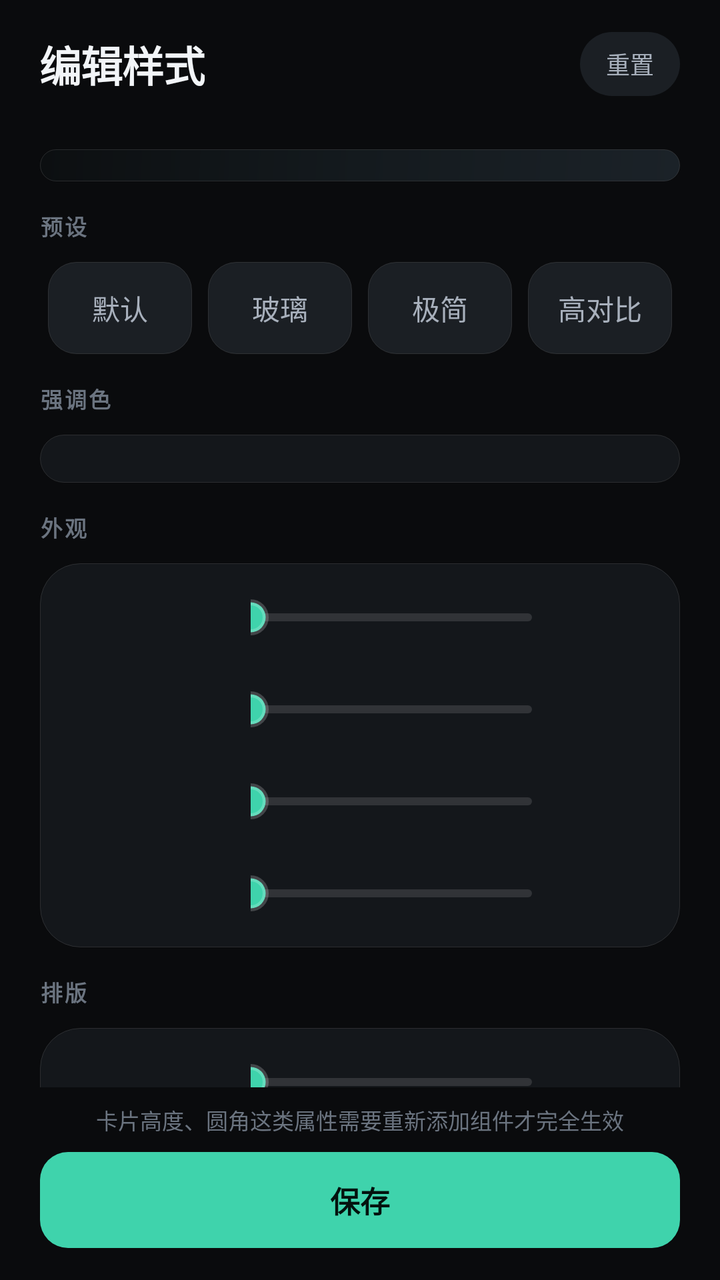
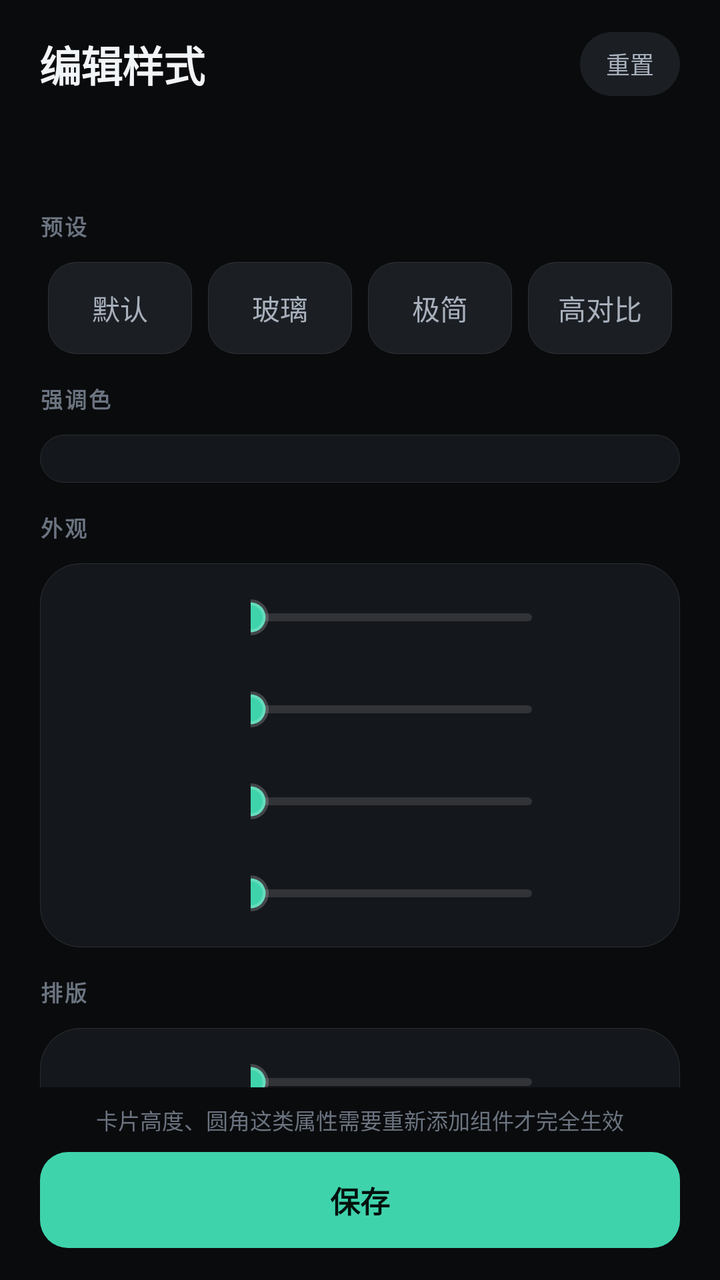

Screens rendered from an Android XML layout before and after an edit, with the pre-edit source and the edit as a unified diff.
<!-- AndroidManifest.xml: application theme AppTheme -->
<!-- res/layout/activity_preview.xml -->
<?xml version="1.0" encoding="utf-8"?>
<LinearLayout xmlns:android="http://schemas.android.com/apk/res/android"
    android:layout_width="match_parent"
    android:layout_height="match_parent"
    android:background="@color/page_bg"
    android:orientation="vertical">

    
    <LinearLayout
        android:layout_width="match_parent"
        android:layout_height="wrap_content"
        android:orientation="vertical"
        android:paddingStart="@dimen/gutter"
        android:paddingTop="16dp"
        android:paddingEnd="@dimen/gutter">

        <LinearLayout
            android:layout_width="match_parent"
            android:layout_height="wrap_content"
            android:gravity="center_vertical"
            android:orientation="horizontal">

            <TextView
                android:layout_width="wrap_content"
                android:layout_height="wrap_content"
                android:letterSpacing="-0.02"
                android:text="编辑样式"
                android:textColor="@color/text_primary"
                android:textSize="21sp"
                android:textStyle="bold" />

            <TextView
                android:id="@+id/txt_dirty"
                android:layout_width="wrap_content"
                android:layout_height="wrap_content"
                android:layout_marginStart="8dp"
                android:background="@drawable/bg_chip_on"
                android:paddingStart="7dp"
                android:paddingTop="2dp"
                android:paddingEnd="7dp"
                android:paddingBottom="2dp"
                android:text="未保存"
                android:textColor="@color/accent"
                android:textSize="10sp"
                android:visibility="gone" />

            <View
                android:layout_width="0dp"
                android:layout_height="1dp"
                android:layout_weight="1" />

            <TextView
                android:id="@+id/btn_reset"
                android:layout_width="wrap_content"
                android:layout_height="32dp"
                android:background="@drawable/bg_chip"
                android:gravity="center"
                android:paddingStart="13dp"
                android:paddingEnd="13dp"
                android:text="重置"
                android:textColor="@color/text_secondary"
                android:textSize="12sp" />
        </LinearLayout>

        <TextView
            android:id="@+id/preview_info"
            android:layout_width="match_parent"
            android:layout_height="wrap_content"
            android:layout_marginTop="2dp"
            android:maxLines="1"
            android:ellipsize="end"
            android:textColor="@color/text_tertiary"
            android:textSize="11sp" />

        <FrameLayout
            android:layout_width="match_parent"
            android:layout_height="wrap_content"
            android:layout_marginTop="10dp"
            android:background="@drawable/preview_stage"
            android:padding="@dimen/sp_2">

            <FrameLayout
                android:id="@+id/preview_host"
                android:layout_width="match_parent"
                android:layout_height="wrap_content"
                android:layout_gravity="center" />
        </FrameLayout>
    </LinearLayout>

    
    <ScrollView
        android:layout_width="match_parent"
        android:layout_height="0dp"
        android:layout_weight="1"
        android:paddingStart="@dimen/gutter"
        android:paddingEnd="@dimen/gutter"
        android:paddingTop="4dp"
        android:scrollbars="none">

        <LinearLayout
            android:layout_width="match_parent"
            android:layout_height="wrap_content"
            android:orientation="vertical"
            android:paddingBottom="8dp">

            <TextView style="@style/EditorSection" android:layout_marginTop="10dp" android:text="预设" />

            <LinearLayout
                android:layout_width="match_parent"
                android:layout_height="wrap_content"
                android:orientation="horizontal">
                <TextView android:id="@+id/preset_default" style="@style/EditorPreset" android:text="默认" />
                <TextView android:id="@+id/preset_glass" style="@style/EditorPreset" android:text="玻璃" />
                <TextView android:id="@+id/preset_min" style="@style/EditorPreset" android:text="极简" />
                <TextView android:id="@+id/preset_high" style="@style/EditorPreset" android:text="高对比" />
            </LinearLayout>

            <TextView style="@style/EditorSection" android:layout_marginTop="14dp" android:text="强调色" />

            <LinearLayout
                android:layout_width="match_parent"
                android:layout_height="wrap_content"
                android:background="@drawable/bg_surface"
                android:orientation="vertical"
                android:padding="@dimen/sp_3">

                <LinearLayout
                    android:id="@+id/accent_row"
                    android:layout_width="match_parent"
                    android:layout_height="wrap_content"
                    android:orientation="horizontal" />
            </LinearLayout>

            <TextView style="@style/EditorSection" android:layout_marginTop="14dp" android:text="外观" />

            <LinearLayout
                android:layout_width="match_parent"
                android:layout_height="wrap_content"
                android:background="@drawable/bg_surface"
                android:orientation="vertical"
                android:paddingStart="@dimen/sp_3"
                android:paddingEnd="@dimen/sp_3"
                android:paddingTop="@dimen/sp_1"
                android:paddingBottom="@dimen/sp_1">

                <include layout="@layout/row_slider" android:id="@+id/row_alpha" />
                <include layout="@layout/row_slider" android:id="@+id/row_card_alpha" />
                <include layout="@layout/row_slider" android:id="@+id/row_root_radius" />
                <include layout="@layout/row_slider" android:id="@+id/row_card_radius" />
            </LinearLayout>

            <TextView style="@style/EditorSection" android:layout_marginTop="14dp" android:text="排版" />

            <LinearLayout
                android:layout_width="match_parent"
                android:layout_height="wrap_content"
                android:background="@drawable/bg_surface"
                android:orientation="vertical"
                android:paddingStart="@dimen/sp_3"
                android:paddingEnd="@dimen/sp_3"
                android:paddingTop="@dimen/sp_1"
                android:paddingBottom="@dimen/sp_2">

                <include layout="@layout/row_slider" android:id="@+id/row_font" />
                <include layout="@layout/row_slider" android:id="@+id/row_card_height" />
            </LinearLayout>

            <TextView style="@style/EditorSection" android:layout_marginTop="14dp" android:text="内容" />

            <LinearLayout
                android:layout_width="match_parent"
                android:layout_height="wrap_content"
                android:background="@drawable/bg_surface"
                android:orientation="vertical"
                android:padding="@dimen/sp_3">

                <TextView android:id="@+id/chk_upcoming" style="@style/EditorSwitch" android:text="显示未来课程" />
                <TextView android:id="@+id/chk_place" style="@style/EditorSwitch" android:text="显示地点" />
                <TextView android:id="@+id/chk_teacher" style="@style/EditorSwitch" android:text="显示教师" />
                <TextView android:id="@+id/chk_kind" style="@style/EditorSwitch" android:text="显示类型标签" />

                <LinearLayout
                    android:layout_width="match_parent"
                    android:layout_height="wrap_content"
                    android:layout_marginTop="8dp"
                    android:orientation="horizontal">

                    <TextView android:id="@+id/time_24" style="@style/EditorChip" android:text="24 小时" />
                    <TextView android:id="@+id/time_12" style="@style/EditorChip" android:text="上午 / 下午" />
                </LinearLayout>
            </LinearLayout>

            <TextView style="@style/EditorSection" android:layout_marginTop="14dp" android:text="行为" />

            <LinearLayout
                android:layout_width="match_parent"
                android:layout_height="wrap_content"
                android:background="@drawable/bg_surface"
                android:orientation="vertical"
                android:padding="@dimen/sp_3">

                <LinearLayout
                    android:layout_width="match_parent"
                    android:layout_height="wrap_content"
                    android:orientation="horizontal">

                    <TextView android:id="@+id/refresh_smart" style="@style/EditorChip" android:text="智能" />
                    <TextView android:id="@+id/refresh_saver" style="@style/EditorChip" android:text="省电" />
                    <TextView android:id="@+id/refresh_frequent" style="@style/EditorChip" android:text="频繁" />
                </LinearLayout>

                <TextView
                    android:id="@+id/txt_refresh_hint"
                    android:layout_width="match_parent"
                    android:layout_height="wrap_content"
                    android:layout_marginTop="8dp"
                    android:lineSpacingExtra="2dp"
                    android:textColor="@color/text_tertiary"
                    android:textSize="11.5sp" />

                <TextView
                    android:id="@+id/chk_click"
                    style="@style/EditorSwitch"
                    android:layout_marginTop="6dp"
                    android:text="点击组件打开软件" />
            </LinearLayout>
        </LinearLayout>
    </ScrollView>

    
    <LinearLayout
        android:layout_width="match_parent"
        android:layout_height="wrap_content"
        android:background="@color/page_bg"
        android:orientation="vertical"
        android:paddingStart="@dimen/gutter"
        android:paddingTop="8dp"
        android:paddingEnd="@dimen/gutter"
        android:paddingBottom="16dp">

        <TextView
            android:layout_width="match_parent"
            android:layout_height="wrap_content"
            android:layout_marginBottom="8dp"
            android:lineSpacingExtra="2dp"
            android:text="卡片高度、圆角这类属性需要重新添加组件才完全生效"
            android:textColor="@color/text_tertiary"
            android:textSize="11sp"
            android:gravity="center" />

        <TextView
            android:id="@+id/btn_save"
            android:layout_width="match_parent"
            android:layout_height="48dp"
            android:background="@drawable/bg_btn_primary"
            android:gravity="center"
            android:text="保存"
            android:textColor="#FF04120E"
            android:textSize="15sp"
            android:textStyle="bold" />
    </LinearLayout>
</LinearLayout>
<!-- res/layout/row_slider.xml (included above) -->
<?xml version="1.0" encoding="utf-8"?>
<LinearLayout xmlns:android="http://schemas.android.com/apk/res/android"
    android:layout_width="match_parent"
    android:layout_height="wrap_content"
    android:orientation="horizontal"
    android:gravity="center_vertical"
    android:paddingTop="7dp"
    android:paddingBottom="7dp">

    <TextView
        android:id="@+id/slider_label"
        android:layout_width="0dp"
        android:layout_height="wrap_content"
        android:layout_weight="1"
        android:maxLines="1"
        android:textColor="@color/text_secondary"
        android:textSize="14sp" />

    <SeekBar
        android:id="@+id/slider"
        android:layout_width="0dp"
        android:layout_height="32dp"
        android:layout_weight="1.5"
        android:paddingStart="0dp"
        android:paddingEnd="0dp"
        android:progressDrawable="@drawable/seek_track"
        android:splitTrack="false"
        android:thumb="@drawable/seek_thumb" />

    <TextView
        android:id="@+id/slider_value"
        android:layout_width="56dp"
        android:layout_height="wrap_content"
        android:layout_marginStart="6dp"
        android:gravity="end"
        android:textColor="@color/accent"
        android:textSize="13sp"
        android:textStyle="bold" />
</LinearLayout>
<!-- resources referenced by this layout -->
<resources>
  <color name="accent">#FF3FD3AC</color>
  <color name="page_bg">#FF0A0B0D</color>
  <color name="text_primary">#FFF2F5F8</color>
  <color name="text_secondary">#FFA8B0BC</color>
  <color name="text_tertiary">#FF6B7480</color>
  <!-- drawable bg_btn_primary (drawable) -->
  <?xml version="1.0" encoding="utf-8"?>
  <ripple xmlns:android="http://schemas.android.com/apk/res/android" android:color="#33000000">
      <item>
          <shape android:shape="rectangle">
              <solid android:color="@color/accent" />
              <corners android:radius="@dimen/r_md" />
          </shape>
      </item>
  </ripple>
  <!-- drawable bg_chip (drawable) -->
  <?xml version="1.0" encoding="utf-8"?>
  <ripple xmlns:android="http://schemas.android.com/apk/res/android" android:color="#22FFFFFF">
      <item>
          <shape android:shape="rectangle">
              <solid android:color="@color/surface_high" />
              <corners android:radius="999dp" />
          </shape>
      </item>
  </ripple>
  <!-- drawable bg_chip_on (drawable) -->
  <?xml version="1.0" encoding="utf-8"?>
  <ripple xmlns:android="http://schemas.android.com/apk/res/android" android:color="#333FD3AC">
      <item>
          <shape android:shape="rectangle">
              <solid android:color="#1F3FD3AC" />
              <corners android:radius="999dp" />
              <stroke android:width="1dp" android:color="@color/accent" />
          </shape>
      </item>
  </ripple>
  <!-- drawable bg_surface (drawable) -->
  <?xml version="1.0" encoding="utf-8"?>
  <shape xmlns:android="http://schemas.android.com/apk/res/android" android:shape="rectangle">
      <solid android:color="@color/surface" />
      <corners android:radius="@dimen/r_lg" />
      <stroke android:width="1px" android:color="@color/stroke" />
  </shape>
  <!-- drawable preview_stage (drawable) -->
  <?xml version="1.0" encoding="utf-8"?>
  <shape xmlns:android="http://schemas.android.com/apk/res/android" android:shape="rectangle">
      <corners android:radius="@dimen/r_lg" />
      <gradient
          android:angle="135"
          android:startColor="#FF1B2228"
          android:centerColor="#FF141A1E"
          android:endColor="#FF0C0F11" />
      <stroke android:width="1px" android:color="@color/stroke" />
  </shape>
  <!-- drawable seek_thumb (drawable) -->
  <?xml version="1.0" encoding="utf-8"?>
  <shape xmlns:android="http://schemas.android.com/apk/res/android" android:shape="oval">
      <solid android:color="@color/accent" />
      <size android:width="18dp" android:height="18dp" />
      <stroke android:width="3dp" android:color="#33FFFFFF" />
  </shape>
  <!-- drawable seek_track (drawable) -->
  <?xml version="1.0" encoding="utf-8"?>
  <layer-list xmlns:android="http://schemas.android.com/apk/res/android">
      <item
          android:id="@android:id/background"
          android:gravity="center_vertical"
          android:height="4dp">
          <shape android:shape="rectangle">
              <corners android:radius="2dp" />
              <solid android:color="#1FFFFFFF" />
          </shape>
      </item>
      <item
          android:id="@android:id/progress"
          android:gravity="center_vertical"
          android:height="4dp">
          <clip>
              <shape android:shape="rectangle">
                  <corners android:radius="2dp" />
                  <solid android:color="@color/accent" />
              </shape>
          </clip>
      </item>
  </layer-list>
  <style name="EditorChip">
          <item name="android:layout_width">0dp</item>
          <item name="android:layout_height">34dp</item>
          <item name="android:layout_weight">1</item>
          <item name="android:layout_marginStart">4dp</item>
          <item name="android:layout_marginEnd">4dp</item>
          <item name="android:background">@drawable/bg_chip</item>
          <item name="android:gravity">center</item>
          <item name="android:textColor">@color/text_secondary</item>
          <item name="android:textSize">13sp</item>
      </style>
  <style name="EditorPreset">
          <item name="android:layout_width">0dp</item>
          <item name="android:layout_height">46dp</item>
          <item name="android:layout_weight">1</item>
          <item name="android:layout_marginStart">4dp</item>
          <item name="android:layout_marginEnd">4dp</item>
          <item name="android:background">@drawable/bg_preset</item>
          <item name="android:gravity">center</item>
          <item name="android:textColor">@color/text_secondary</item>
          <item name="android:textSize">14sp</item>
      </style>
  <style name="EditorSection">
          <item name="android:layout_width">wrap_content</item>
          <item name="android:layout_height">wrap_content</item>
          <item name="android:layout_marginBottom">10dp</item>
          <item name="android:letterSpacing">0.08</item>
          <item name="android:textColor">@color/text_tertiary</item>
          <item name="android:textSize">11sp</item>
          <item name="android:textStyle">bold</item>
      </style>
  <style name="EditorSwitch">
          <item name="android:layout_width">match_parent</item>
          <item name="android:layout_height">wrap_content</item>
          <item name="android:drawableEnd">@drawable/ic_check_off</item>
          <item name="android:drawablePadding">12dp</item>
          <item name="android:gravity">center_vertical</item>
          <item name="android:minHeight">40dp</item>
          <item name="android:textColor">@color/text_secondary</item>
          <item name="android:textSize">14sp</item>
      </style>
  <style name="AppTheme" parent="@android:style/Theme.Material.NoActionBar">
          <item name="android:windowBackground">@color/page_bg</item>
          <item name="android:statusBarColor">@color/page_bg</item>
          <item name="android:navigationBarColor">@color/page_bg</item>
          <item name="android:colorAccent">@color/accent</item>
          <item name="android:windowLightStatusBar">false</item>
      </style>
  <color name="surface_high">#FF1B1F24</color>
  <color name="surface">#FF14171B</color>
  <color name="stroke">#1FFFFFFF</color>
  <!-- drawable bg_preset (drawable) -->
  <?xml version="1.0" encoding="utf-8"?>
  <ripple xmlns:android="http://schemas.android.com/apk/res/android" android:color="#22FFFFFF">
      <item>
          <shape android:shape="rectangle">
              <solid android:color="@color/surface_high" />
              <corners android:radius="@dimen/r_md" />
              <stroke android:width="1px" android:color="@color/stroke" />
          </shape>
      </item>
  </ripple>
  <!-- unchanged entries left out for length: 7 -->
</resources>

<!-- the commit's change to res/layout/activity_preview.xml (unified diff, before → after) -->
@@ -2,7 +2,7 @@
 <LinearLayout xmlns:android="http://schemas.android.com/apk/res/android"
     android:layout_width="match_parent"
     android:layout_height="match_parent"
-    android:background="@color/page_bg"
+    android:background="?attr/colorPageBg"
     android:orientation="vertical">
 
     
@@ -25,7 +25,7 @@
                 android:layout_height="wrap_content"
                 android:letterSpacing="-0.02"
                 android:text="编辑样式"
-                android:textColor="@color/text_primary"
+                android:textColor="?attr/colorTextPrimary"
                 android:textSize="21sp"
                 android:textStyle="bold" />
 
@@ -40,7 +40,7 @@
                 android:paddingEnd="7dp"
                 android:paddingBottom="2dp"
                 android:text="未保存"
-                android:textColor="@color/accent"
+                android:textColor="?attr/colorAccent"
                 android:textSize="10sp"
                 android:visibility="gone" />
 
@@ -58,7 +58,7 @@
                 android:paddingStart="13dp"
                 android:paddingEnd="13dp"
                 android:text="重置"
-                android:textColor="@color/text_secondary"
+                android:textColor="?attr/colorTextSecondary"
                 android:textSize="12sp" />
         </LinearLayout>
 
@@ -69,14 +69,14 @@
             android:layout_marginTop="2dp"
             android:maxLines="1"
             android:ellipsize="end"
-            android:textColor="@color/text_tertiary"
+            android:textColor="?attr/colorTextTertiary"
             android:textSize="11sp" />
 
         <FrameLayout
             android:layout_width="match_parent"
             android:layout_height="wrap_content"
+            android:id="@+id/preview_stage"
             android:layout_marginTop="10dp"
-            android:background="@drawable/preview_stage"
             android:padding="@dimen/sp_2">
 
             <FrameLayout
@@ -190,6 +190,34 @@
                 </LinearLayout>
             </LinearLayout>
 
+            <TextView style="@style/EditorSection" android:layout_marginTop="14dp" android:text="主题" />
+
+            <LinearLayout
+                android:layout_width="match_parent"
+                android:layout_height="wrap_content"
+                android:background="@drawable/bg_surface"
+                android:orientation="vertical"
+                android:padding="@dimen/sp_3">
+
+                <LinearLayout
+                    android:layout_width="match_parent"
+                    android:layout_height="wrap_content"
+                    android:orientation="horizontal">
+
+                    <TextView android:id="@+id/theme_auto" style="@style/EditorChip" android:text="跟随系统" />
+                    <TextView android:id="@+id/theme_light" style="@style/EditorChip" android:text="浅色" />
+                    <TextView android:id="@+id/theme_dark" style="@style/EditorChip" android:text="深色" />
+                </LinearLayout>
+
+                <TextView
+                    android:layout_width="match_parent"
+                    android:layout_height="wrap_content"
+                    android:layout_marginTop="8dp"
+                    android:text="切换后界面立即生效；桌面组件需重新添加才会完全跟上"
+                    android:textColor="?attr/colorTextTertiary"
+                    android:textSize="11.5sp" />
+            </LinearLayout>
+
             <TextView style="@style/EditorSection" android:layout_marginTop="14dp" android:text="行为" />
 
             <LinearLayout
@@ -215,7 +243,7 @@
                     android:layout_height="wrap_content"
                     android:layout_marginTop="8dp"
                     android:lineSpacingExtra="2dp"
-                    android:textColor="@color/text_tertiary"
+                    android:textColor="?attr/colorTextTertiary"
                     android:textSize="11.5sp" />
 
                 <TextView
@@ -231,7 +259,7 @@
     <LinearLayout
         android:layout_width="match_parent"
         android:layout_height="wrap_content"
-        android:background="@color/page_bg"
+        android:background="?attr/colorPageBg"
         android:orientation="vertical"
         android:paddingStart="@dimen/gutter"
         android:paddingTop="8dp"
@@ -244,7 +272,7 @@
             android:layout_marginBottom="8dp"
             android:lineSpacingExtra="2dp"
             android:text="卡片高度、圆角这类属性需要重新添加组件才完全生效"
-            android:textColor="@color/text_tertiary"
+            android:textColor="?attr/colorTextTertiary"
             android:textSize="11sp"
             android:gravity="center" />
 
@@ -276,7 +304,7 @@
         android:layout_height="wrap_content"
         android:layout_weight="1"
         android:maxLines="1"
-        android:textColor="@color/text_secondary"
+        android:textColor="?attr/colorTextSecondary"
         android:textSize="14sp" />
 
     <SeekBar
@@ -296,7 +324,7 @@
         android:layout_height="wrap_content"
         android:layout_marginStart="6dp"
         android:gravity="end"
-        android:textColor="@color/accent"
+        android:textColor="?attr/colorAccent"
         android:textSize="13sp"
         android:textStyle="bold" />
 </LinearLayout>
<!-- resource entries referenced after the edit -->
@@ -1,16 +1,11 @@
 <!-- resources referenced by this layout -->
 <resources>
-  <color name="accent">#FF3FD3AC</color>
-  <color name="page_bg">#FF0A0B0D</color>
-  <color name="text_primary">#FFF2F5F8</color>
-  <color name="text_secondary">#FFA8B0BC</color>
-  <color name="text_tertiary">#FF6B7480</color>
   <!-- drawable bg_btn_primary (drawable) -->
   <?xml version="1.0" encoding="utf-8"?>
   <ripple xmlns:android="http://schemas.android.com/apk/res/android" android:color="#33000000">
       <item>
           <shape android:shape="rectangle">
-              <solid android:color="@color/accent" />
+              <solid android:color="?attr/colorAccent" />
               <corners android:radius="@dimen/r_md" />
           </shape>
       </item>
@@ -20,7 +15,7 @@
   <ripple xmlns:android="http://schemas.android.com/apk/res/android" android:color="#22FFFFFF">
       <item>
           <shape android:shape="rectangle">
-              <solid android:color="@color/surface_high" />
+              <solid android:color="?attr/colorSurfaceHigh" />
               <corners android:radius="999dp" />
           </shape>
       </item>
@@ -32,32 +27,21 @@
           <shape android:shape="rectangle">
               <solid android:color="#1F3FD3AC" />
               <corners android:radius="999dp" />
-              <stroke android:width="1dp" android:color="@color/accent" />
+              <stroke android:width="1dp" android:color="?attr/colorAccent" />
           </shape>
       </item>
   </ripple>
   <!-- drawable bg_surface (drawable) -->
   <?xml version="1.0" encoding="utf-8"?>
   <shape xmlns:android="http://schemas.android.com/apk/res/android" android:shape="rectangle">
-      <solid android:color="@color/surface" />
+      <solid android:color="?attr/colorSurface" />
       <corners android:radius="@dimen/r_lg" />
-      <stroke android:width="1px" android:color="@color/stroke" />
-  </shape>
-  <!-- drawable preview_stage (drawable) -->
-  <?xml version="1.0" encoding="utf-8"?>
-  <shape xmlns:android="http://schemas.android.com/apk/res/android" android:shape="rectangle">
-      <corners android:radius="@dimen/r_lg" />
-      <gradient
-          android:angle="135"
-          android:startColor="#FF1B2228"
-          android:centerColor="#FF141A1E"
-          android:endColor="#FF0C0F11" />
-      <stroke android:width="1px" android:color="@color/stroke" />
+      <stroke android:width="1px" android:color="?attr/colorStroke" />
   </shape>
   <!-- drawable seek_thumb (drawable) -->
   <?xml version="1.0" encoding="utf-8"?>
   <shape xmlns:android="http://schemas.android.com/apk/res/android" android:shape="oval">
-      <solid android:color="@color/accent" />
+      <solid android:color="?attr/colorAccent" />
       <size android:width="18dp" android:height="18dp" />
       <stroke android:width="3dp" android:color="#33FFFFFF" />
   </shape>
@@ -80,7 +64,7 @@
           <clip>
               <shape android:shape="rectangle">
                   <corners android:radius="2dp" />
-                  <solid android:color="@color/accent" />
+                  <solid android:color="?attr/colorAccent" />
               </shape>
           </clip>
       </item>
@@ -93,7 +77,7 @@
           <item name="android:layout_marginEnd">4dp</item>
           <item name="android:background">@drawable/bg_chip</item>
           <item name="android:gravity">center</item>
-          <item name="android:textColor">@color/text_secondary</item>
+          <item name="android:textColor">?attr/colorTextSecondary</item>
           <item name="android:textSize">13sp</item>
       </style>
   <style name="EditorPreset">
@@ -104,7 +88,7 @@
           <item name="android:layout_marginEnd">4dp</item>
           <item name="android:background">@drawable/bg_preset</item>
           <item name="android:gravity">center</item>
-          <item name="android:textColor">@color/text_secondary</item>
+          <item name="android:textColor">?attr/colorTextSecondary</item>
           <item name="android:textSize">14sp</item>
       </style>
   <style name="EditorSection">
@@ -112,7 +96,7 @@
           <item name="android:layout_height">wrap_content</item>
           <item name="android:layout_marginBottom">10dp</item>
           <item name="android:letterSpacing">0.08</item>
-          <item name="android:textColor">@color/text_tertiary</item>
+          <item name="android:textColor">?attr/colorTextTertiary</item>
           <item name="android:textSize">11sp</item>
           <item name="android:textStyle">bold</item>
       </style>
@@ -123,30 +107,40 @@
           <item name="android:drawablePadding">12dp</item>
           <item name="android:gravity">center_vertical</item>
           <item name="android:minHeight">40dp</item>
-          <item name="android:textColor">@color/text_secondary</item>
+          <item name="android:textColor">?attr/colorTextSecondary</item>
           <item name="android:textSize">14sp</item>
       </style>
-  <style name="AppTheme" parent="@android:style/Theme.Material.NoActionBar">
-          <item name="android:windowBackground">@color/page_bg</item>
-          <item name="android:statusBarColor">@color/page_bg</item>
-          <item name="android:navigationBarColor">@color/page_bg</item>
-          <item name="android:colorAccent">@color/accent</item>
-          <item name="android:windowLightStatusBar">false</item>
-      </style>
-  <color name="surface_high">#FF1B1F24</color>
-  <color name="surface">#FF14171B</color>
-  <color name="stroke">#1FFFFFFF</color>
+  <style name="AppTheme" parent="AppTheme.Dark" />
   <!-- drawable bg_preset (drawable) -->
   <?xml version="1.0" encoding="utf-8"?>
   <ripple xmlns:android="http://schemas.android.com/apk/res/android" android:color="#22FFFFFF">
       <item>
           <shape android:shape="rectangle">
-              <solid android:color="@color/surface_high" />
+              <solid android:color="?attr/colorSurfaceHigh" />
               <corners android:radius="@dimen/r_md" />
-              <stroke android:width="1px" android:color="@color/stroke" />
+              <stroke android:width="1px" android:color="?attr/colorStroke" />
           </shape>
       </item>
   </ripple>
+  <style name="AppTheme.Dark" parent="@android:style/Theme.Material.NoActionBar">
+          <item name="colorPageBg">#FF0A0B0D</item>
+          <item name="colorSurface">#FF14171B</item>
+          <item name="colorSurfaceHigh">#FF1B1F24</item>
+          <item name="colorStroke">#1FFFFFFF</item>
+          <item name="colorTextPrimary">#FFF2F5F8</item>
+          <item name="colorTextSecondary">#FFA8B0BC</item>
+          <item name="colorTextTertiary">#FF6B7480</item>
+          <item name="colorAccent">#FF3FD3AC</item>
+          <item name="colorAccentDim">#333FD3AC</item>
+          <item name="colorDanger">#FFE5484D</item>
+          <item name="colorSheet">#FF16191D</item>
+  
+          <item name="android:windowBackground">?attr/colorPageBg</item>
+          <item name="android:statusBarColor">?attr/colorPageBg</item>
+          <item name="android:navigationBarColor">?attr/colorPageBg</item>
+          <item name="android:colorAccent">?attr/colorAccent</item>
+          <item name="android:windowLightStatusBar">false</item>
+      </style>
   <!-- unchanged entries left out for length: 7 -->
 </resources>
 
